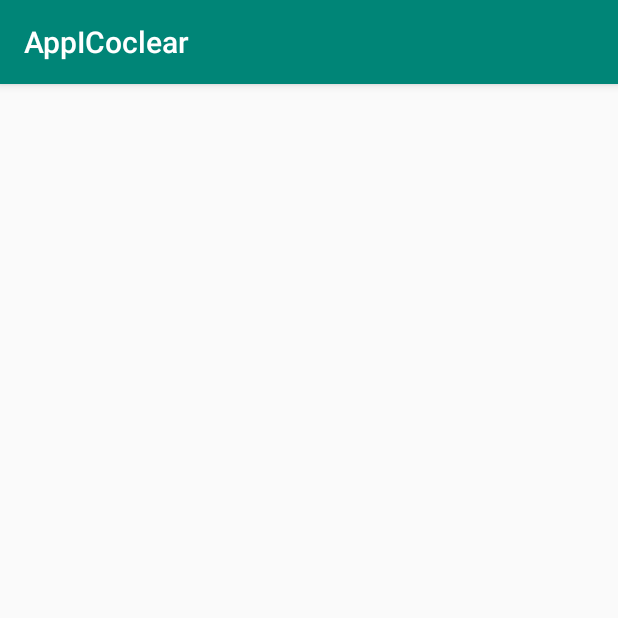
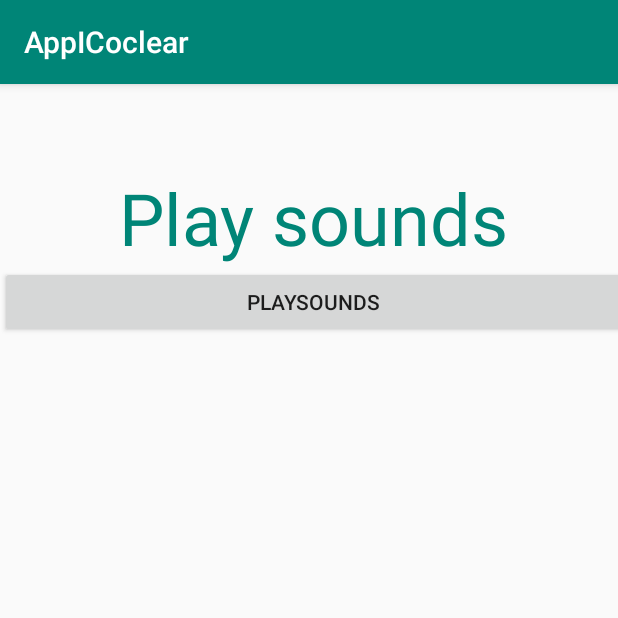
Before and after one commit to valencia12/ImplanteAPP, an Android app: the HomeUser screen opened directly, with no data from a screen before it, on a phone screen of 412 x 824 dp, the top half of it. Run offline under Robolectric (Android 15) with nearby library versions, the phone set to English and light mode, and no system bars.

Commit message:
Add sounds of animals for the patient

```diff
--- a/app/build.gradle
+++ b/app/build.gradle
@@ -32,6 +32,8 @@ dependencies {
     androidTestImplementation 'com.android.support.test.espresso:espresso-core:3.0.2'
     implementation 'com.google.firebase:firebase-core:16.0.9'
     implementation 'com.google.firebase:firebase-auth:17.0.0'
-
+    implementation 'com.mtechviral.mplaylib:mplaylib:1.0.0'
+    implementation 'org.jetbrains.anko:anko:0.10.4'
+    implementation 'org.jetbrains.kotlinx:kotlinx-coroutines-core:1.3.0-M1'
 }
 apply plugin: 'com.google.gms.google-services'
--- a/app/src/main/AndroidManifest.xml
+++ b/app/src/main/AndroidManifest.xml
@@ -1,7 +1,7 @@
 <?xml version="1.0" encoding="utf-8"?>
 <manifest xmlns:android="http://schemas.android.com/apk/res/android"
           package="com.example.appicoclear">
-
+    <uses-permission android:name="android.permission.READ_EXTERNAL_STORAGE"></uses-permission>
     <application
             android:allowBackup="true"
             android:icon="@mipmap/ic_launcher"
--- a/app/src/main/java/com/example/appicoclear/activites/viewsAccounts/HomeUser.kt
+++ b/app/src/main/java/com/example/appicoclear/activites/viewsAccounts/HomeUser.kt
@@ -1,13 +1,21 @@
 package com.example.appicoclear.activites.viewsAccounts
 
+import android.content.Intent
 import android.support.v7.app.AppCompatActivity
 import android.os.Bundle
 import com.example.appicoclear.R
+import com.example.appicoclear.activites.loginAction.LoginActivity
+import com.example.appicoclear.activites.viewsAccounts.actionTherapist.playSounds
+import kotlinx.android.synthetic.main.activity_home_user.*
+import kotlinx.android.synthetic.main.activity_main.*
 
 class HomeUser : AppCompatActivity() {
 
     override fun onCreate(savedInstanceState: Bundle?) {
         super.onCreate(savedInstanceState)
         setContentView(R.layout.activity_home_user)
+        playSounds1.setOnClickListener(){
+            startActivity(Intent(this, playSounds::class.java))
+        }
     }
 }
--- a/app/src/main/res/layout/activity_home_user.xml
+++ b/app/src/main/res/layout/activity_home_user.xml
@@ -1,11 +1,59 @@
 <?xml version="1.0" encoding="utf-8"?>
-<android.support.constraint.ConstraintLayout
-        xmlns:android="http://schemas.android.com/apk/res/android"
-        xmlns:tools="http://schemas.android.com/tools"
-        xmlns:app="http://schemas.android.com/apk/res-auto"
-        android:layout_width="match_parent"
-        android:layout_height="match_parent"
-        tools:context=".activites.viewsAccounts.HomeUser">
+<LinearLayout xmlns:android="http://schemas.android.com/apk/res/android"
+              xmlns:tools="http://schemas.android.com/tools"
+              android:layout_width="match_parent"
+              android:layout_height="match_parent"
+              android:orientation="vertical"
+              android:id="@+id/main1"
+              tools:context=".MainActivity">
 
 
-</android.support.constraint.ConstraintLayout>
+    <LinearLayout
+            android:layout_width="match_parent"
+            android:layout_height="573dp"
+            android:layout_gravity="center"
+            android:layout_weight="0">
+
+        <LinearLayout
+                android:layout_width="423dp"
+                android:layout_height="459dp"
+                android:layout_gravity="center"
+                android:layout_weight="1"
+                android:orientation="vertical">
+
+
+            <TextView
+                    android:layout_width="match_parent"
+                    android:layout_height="wrap_content"
+                    android:gravity="center"
+                    android:textColor="@color/colorPrimary"
+                    android:textSize="@android:dimen/app_icon_size"
+                    android:text="@string/play_sounds"/>
+
+
+            <Button
+                    android:id="@+id/playSounds1"
+                    android:layout_width="match_parent"
+                    android:layout_height="wrap_content"
+                    android:text="playSounds"/>
+
+
+        </LinearLayout>
+
+        <LinearLayout
+                android:layout_width="0dp"
+                android:layout_height="459dp"
+                android:layout_gravity="center"
+                android:layout_weight="1"
+                android:orientation="vertical">
+
+
+
+
+
+
+        </LinearLayout>
+    </LinearLayout>
+
+
+</LinearLayout>
```
Also changed, not shown: app/src/main/java/com/example/appicoclear/activites/viewsAccounts/actionTherapist/playSounds.kt (+153 -0 lines), app/src/main/res/layout/activity_play_sounds.xml (+27 -8 lines), app/src/main/res/values/strings.xml (+7 -0 lines), 6 other files.
